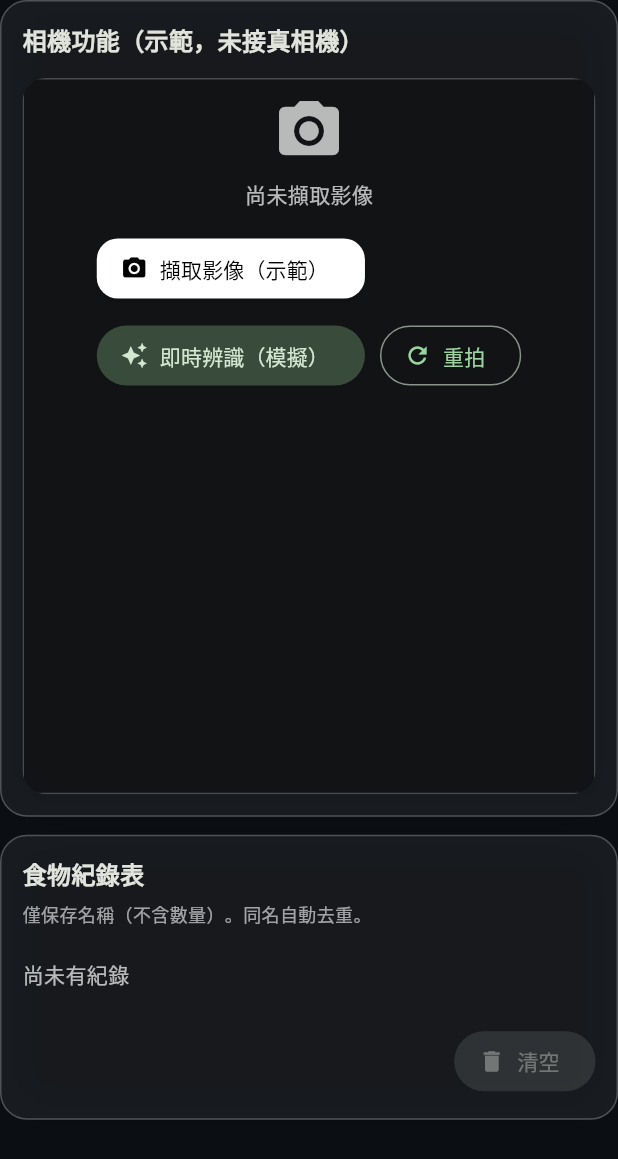
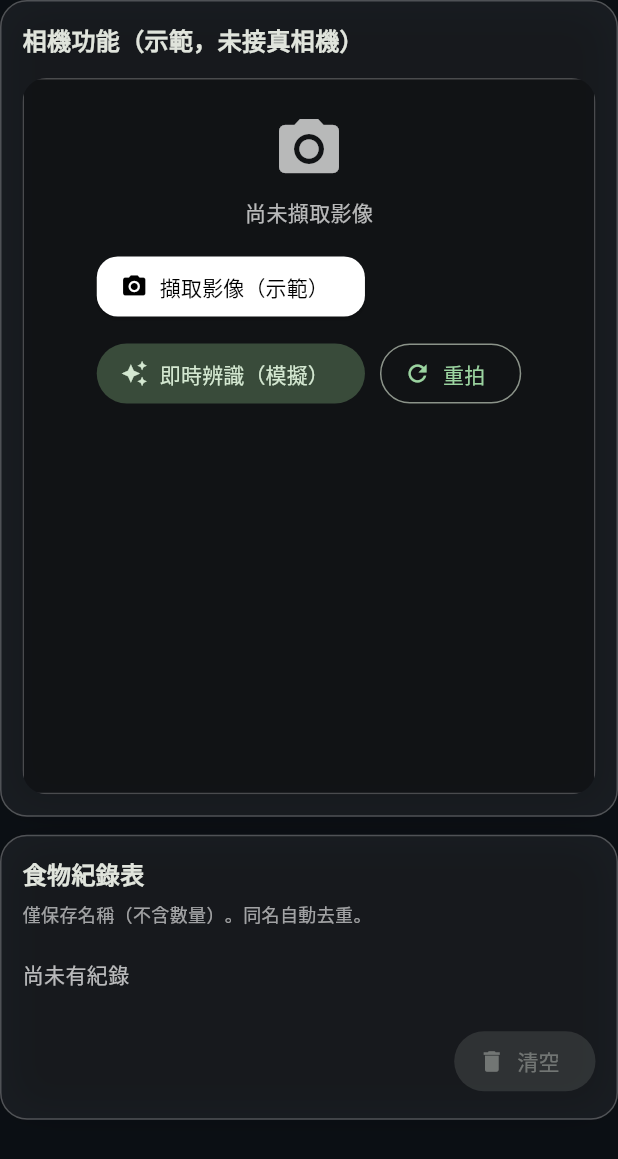
Before and after one commit to Mondaysssss/food-detection, a Flutter app: the AiCameraPage widget shown alone on an empty page, opened directly, on a phone screen of 412 x 824 dp. Shown: the top 1159 px of the screen. Run offline on Flutter 3.47's test engine with Material 3 defaults, Android fonts, the phone set to English and light mode, and no system bars; network calls fail.

Commit message:
fix, and edit Wrap

```diff
--- a/lib/main.dart
+++ b/lib/main.dart
@@ -452,8 +452,10 @@ Widget build(BuildContext context) {
 
   // 把相機卡片裡的內容抽成一個方法，方便閱讀
   Widget _cameraInner(AppState app) {
-    return Column(
-      mainAxisAlignment: MainAxisAlignment.center,
+    return SingleChildScrollView(
+      padding: const EdgeInsets.symmetric(vertical: 12, horizontal: 8),
+      child: Column(
+        crossAxisAlignment: CrossAxisAlignment.center,
         children: [
           const Icon(Icons.photo_camera, size: 48, color: Colors.white70),
           const SizedBox(height: 8),
@@ -505,6 +507,7 @@ Widget build(BuildContext context) {
           ), */
           SizedBox.shrink()//上面隱藏先要加
         ],
+      ),
     );
   }
 }
@@ -528,8 +531,9 @@ class _FoodListPanel extends StatelessWidget {
             )
           else
             Wrap(
-              spacing: 8,
-              runSpacing: 8,
+              spacing: 10,
+              runSpacing: 10,
+              alignment: WrapAlignment.center, // ← 新增
               children: [
                 for (final i in app.ingredients)
                   Chip(
```
Lines whose indentation alone changed are shown as unchanged.
